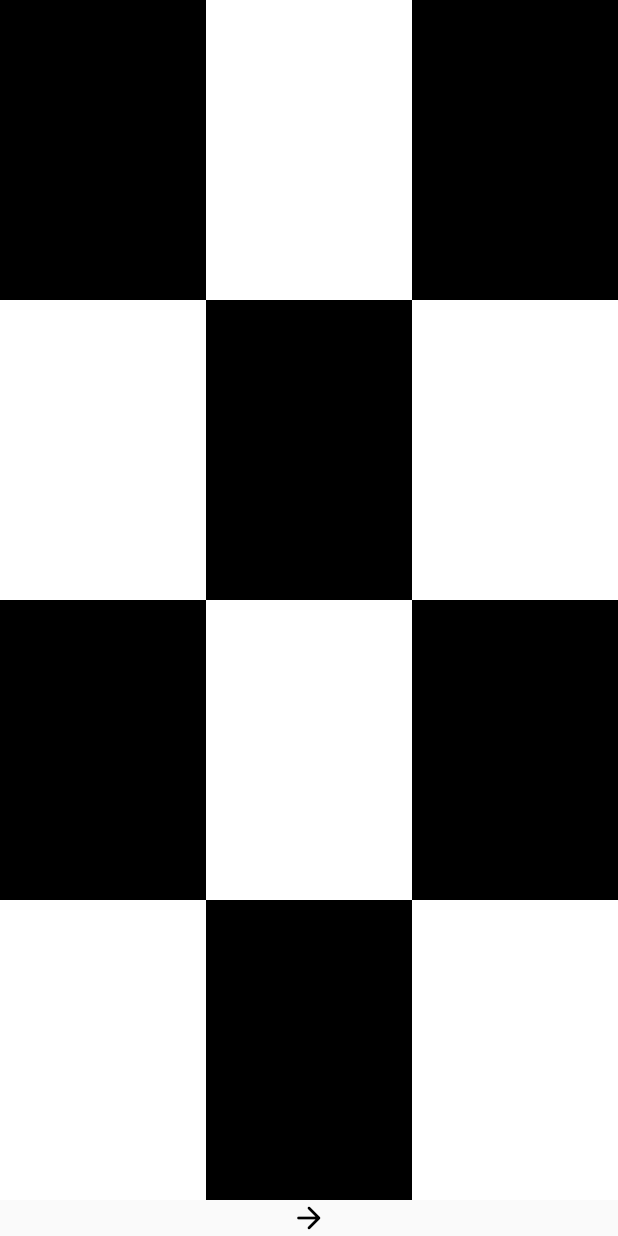
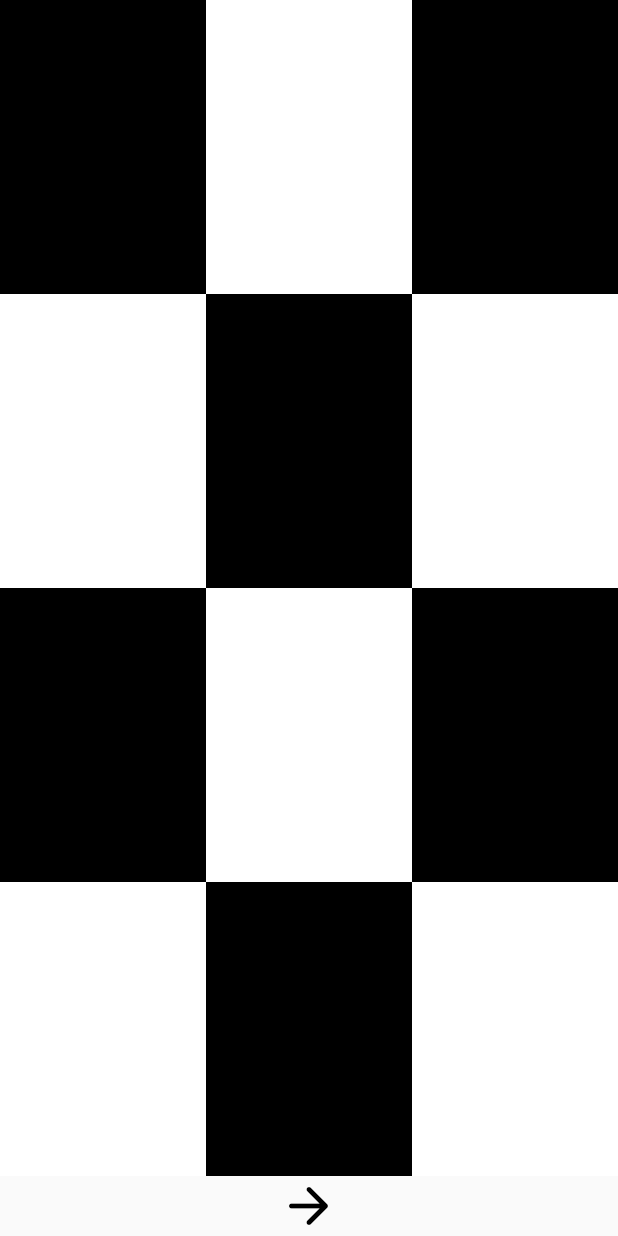
Before and after one commit to dharmishthamakwana/expanded, a Flutter app: the Page1 screen opened directly, on a phone screen of 412 x 824 dp. Run offline on Flutter 3.47's test engine with Material 2 defaults, Android fonts, the phone set to English and light mode, and no system bars; missing offline and left inert: untitled4; statements that could not run were skipped.

Commit message:
Update Page1.dart

```diff
--- a/lib/Page1.dart
+++ b/lib/Page1.dart
@@ -131,13 +131,14 @@ class _Page1State extends State<Page1> {
               onTap: () {
                 setState(() {
                   Navigator.pushNamed(context, 'se');
-
                 });
               },
-                child: Icon(Icons.arrow_forward_rounded,color: Colors.black),
+              child: Icon(Icons.arrow_forward_rounded,
+                  color: Colors.black, size: 40),
             ),
           ],
         ),
-        ));
+      ),
+    );
   }
 }
```
Lines whose indentation alone changed are shown as unchanged.
